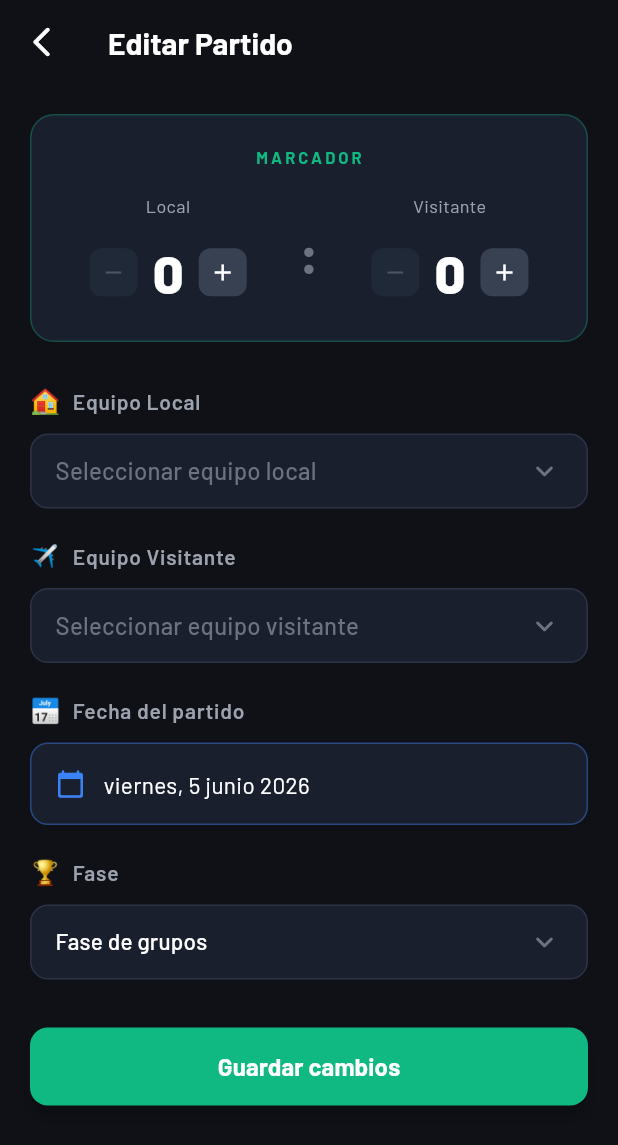
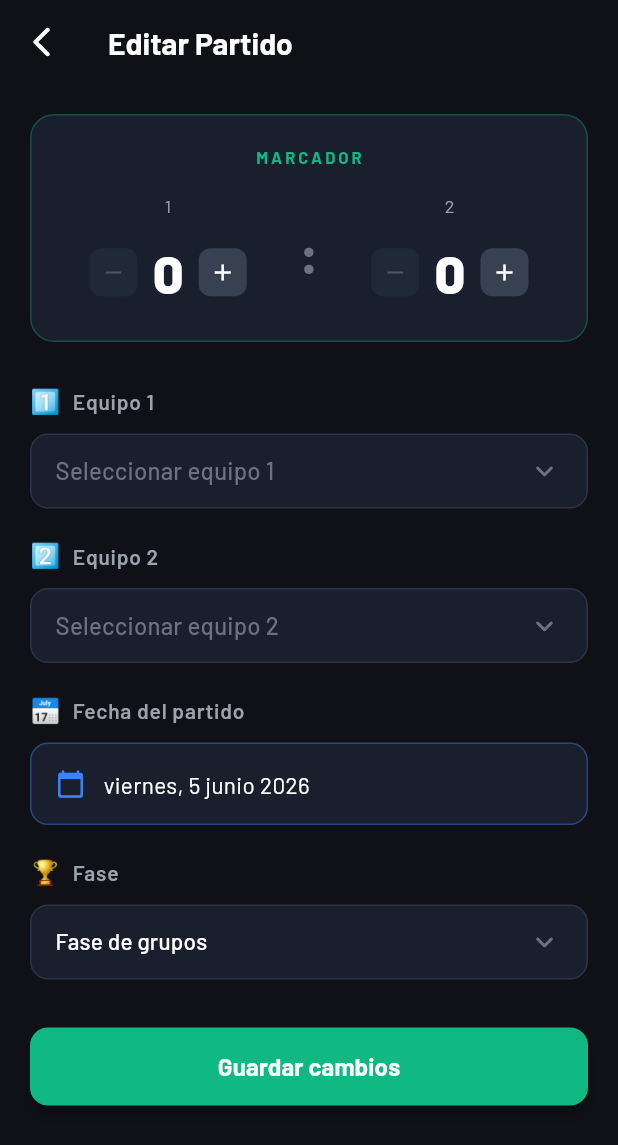
Before and after one commit to GZ-GROUP/match_tracker, a Flutter app: the EditMatchScreen screen opened directly with empty values, on a phone screen of 412 x 824 dp. Shown: the top 1145 px of the screen. Run offline on Flutter 3.47's test engine with Material 3 defaults, Android fonts, the phone set to English and light mode, and no system bars; our stand-ins replace google_fonts; network calls fail.

Commit message:
change edit screen team labels

```diff
--- a/lib/screens/edit_match_screen.dart
+++ b/lib/screens/edit_match_screen.dart
@@ -160,23 +160,23 @@ class _EditMatchScreenState extends State<EditMatchScreen> {
           const SizedBox(height: 28),
 
           // ── Home team ────────────────────────────────────
-          _Label(icon: '🏠', text: 'Equipo Local'),
+          _Label(icon: '1️⃣', text: 'Equipo 1'),
           const SizedBox(height: 10),
           _TeamDropdown(
             value: _homeTeam,
             countries: countries,
-            hint: 'Seleccionar equipo local',
+            hint: 'Seleccionar equipo 1',
             onChanged: (c) => setState(() => _homeTeam = c),
           ),
 
           const SizedBox(height: 20),
 
-          _Label(icon: '✈️', text: 'Equipo Visitante'),
+          _Label(icon: '2️⃣', text: 'Equipo 2'),
           const SizedBox(height: 10),
           _TeamDropdown(
             value: _awayTeam,
             countries: countries,
-            hint: 'Seleccionar equipo visitante',
+            hint: 'Seleccionar equipo 2',
             onChanged: (c) => setState(() => _awayTeam = c),
           ),
 
@@ -319,7 +319,7 @@ class _ScoreEditor extends StatelessWidget {
             children: [
               Expanded(
                 child: _ScoreColumn(
-                  label: homeTeam?.displayName ?? 'Local',
+                  label: homeTeam?.displayName ?? '1',
                   score: homeScore,
                   onChanged: onHomeScoreChanged,
                 ),
@@ -337,7 +337,7 @@ class _ScoreEditor extends StatelessWidget {
               ),
               Expanded(
                 child: _ScoreColumn(
-                  label: awayTeam?.displayName ?? 'Visitante',
+                  label: awayTeam?.displayName ?? '2',
                   score: awayScore,
                   onChanged: onAwayScoreChanged,
                 ),
```
